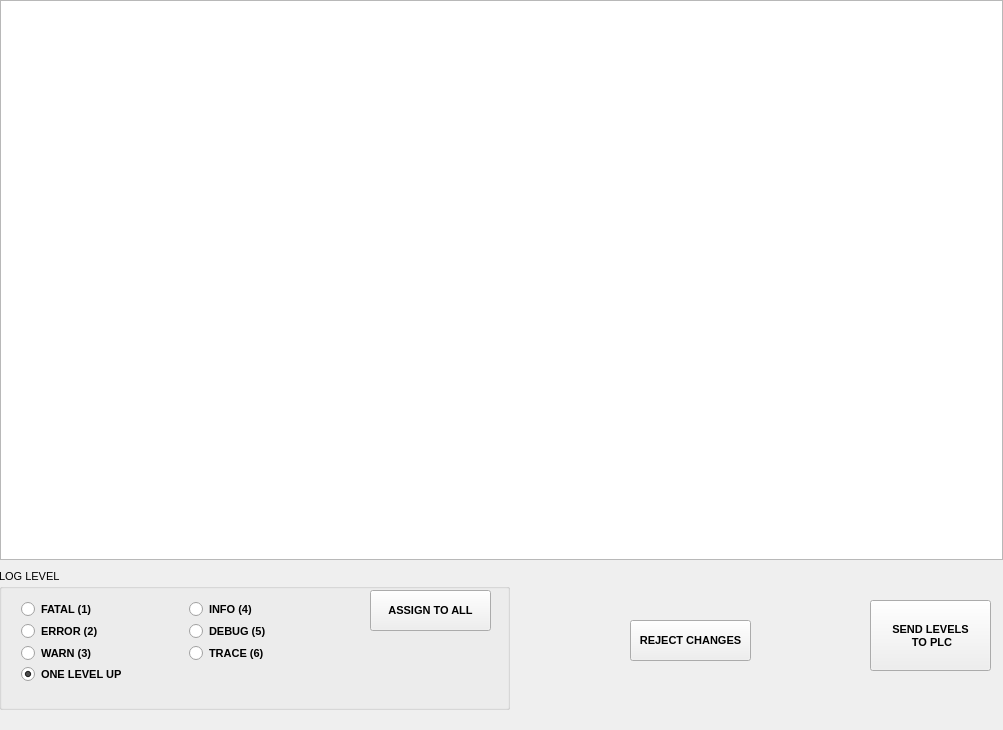
This is NodeMatrix.ui in PiotrBzdrega/OpcLog as Qt 5 draws it before an edit. The edited form follows.
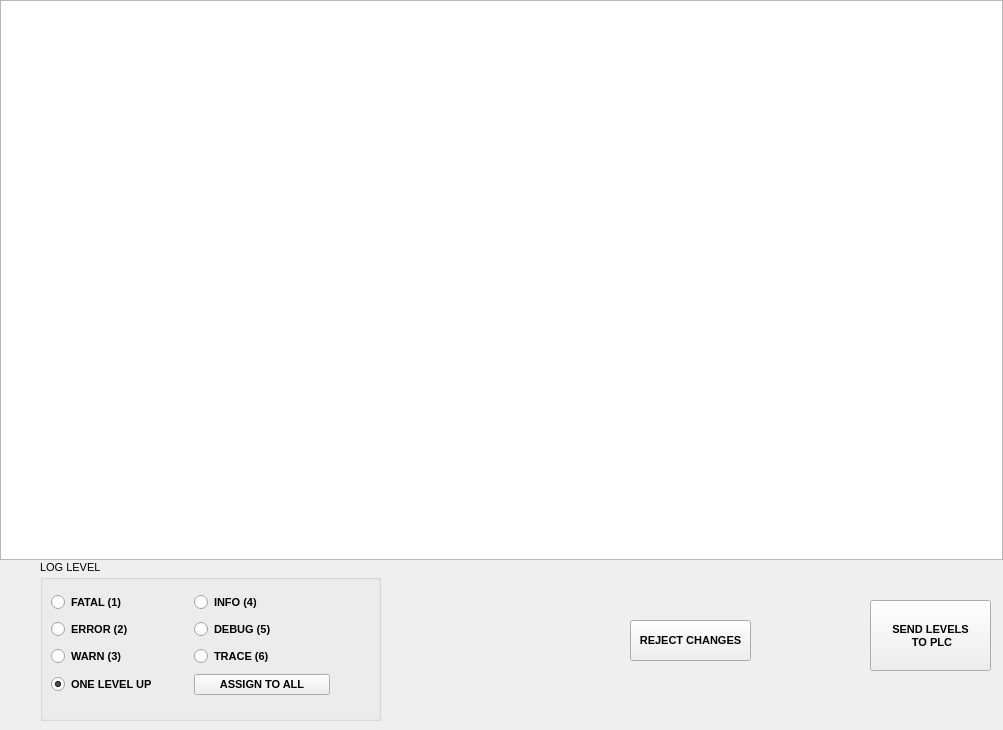
This is the edited form.

Commit message: overwrite nodes level, floodlit radiobuttons

Diff of the .ui file:
```diff
--- a/NodeMatrix.ui
+++ b/NodeMatrix.ui
@@ -79,40 +79,48 @@
  TO PLC</string>
    </property>
   </widget>
-  <widget class="QPushButton" name="assign_to_all">
+  <widget class="QGroupBox" name="groupBox">
+   <property name="enabled">
+    <bool>true</bool>
+   </property>
    <property name="geometry">
     <rect>
-     <x>370</x>
-     <y>590</y>
-     <width>121</width>
-     <height>41</height>
+     <x>40</x>
+     <y>560</y>
+     <width>341</width>
+     <height>161</height>
     </rect>
    </property>
    <property name="font">
     <font>
      <pointsize>8</pointsize>
-     <weight>75</weight>
-     <bold>true</bold>
+     <weight>50</weight>
+     <bold>false</bold>
     </font>
    </property>
-   <property name="text">
-    <string>ASSIGN TO ALL</string>
+   <property name="title">
+    <string>LOG LEVEL</string>
    </property>
-  </widget>
+   <property name="flat">
+    <bool>false</bool>
+   </property>
+   <property name="checkable">
+    <bool>false</bool>
+   </property>
   <widget class="QWidget" name="layoutWidget">
    <property name="geometry">
     <rect>
-     <x>10</x>
-     <y>590</y>
-     <width>352</width>
-     <height>103</height>
+      <x>0</x>
+      <y>20</y>
+      <width>301</width>
+      <height>131</height>
     </rect>
    </property>
    <layout class="QGridLayout" name="gridLayout">
     <property name="sizeConstraint">
      <enum>QLayout::SetDefaultConstraint</enum>
     </property>
-    <item row="2" column="2">
+     <item row="2" column="1">
      <widget class="QRadioButton" name="trace">
       <property name="font">
        <font>
@@ -129,41 +137,7 @@
       </attribute>
      </widget>
     </item>
-    <item row="0" column="2">
-     <widget class="QRadioButton" name="info">
-      <property name="font">
-       <font>
-        <pointsize>8</pointsize>
-        <weight>75</weight>
-        <bold>true</bold>
-       </font>
-      </property>
-      <property name="text">
-       <string>INFO (4)</string>
-      </property>
-      <attribute name="buttonGroup">
-       <string notr="true">buttonGroup</string>
-      </attribute>
-     </widget>
-    </item>
-    <item row="1" column="2">
-     <widget class="QRadioButton" name="debug">
-      <property name="font">
-       <font>
-        <pointsize>8</pointsize>
-        <weight>75</weight>
-        <bold>true</bold>
-       </font>
-      </property>
-      <property name="text">
-       <string>DEBUG (5)</string>
-      </property>
-      <attribute name="buttonGroup">
-       <string notr="true">buttonGroup</string>
-      </attribute>
-     </widget>
-    </item>
-    <item row="2" column="1">
+     <item row="2" column="0">
      <widget class="QRadioButton" name="warn">
       <property name="font">
        <font>
@@ -180,8 +154,28 @@
       </attribute>
      </widget>
     </item>
+     <item row="3" column="0">
+      <widget class="QRadioButton" name="level_up">
+       <property name="font">
+        <font>
+         <pointsize>8</pointsize>
+         <weight>75</weight>
+         <bold>true</bold>
+        </font>
+       </property>
+       <property name="text">
+        <string>ONE LEVEL UP</string>
+       </property>
+       <property name="checked">
+        <bool>true</bool>
+       </property>
+       <attribute name="buttonGroup">
+        <string notr="true">buttonGroup</string>
+       </attribute>
+      </widget>
+     </item>
     <item row="1" column="1">
-     <widget class="QRadioButton" name="error">
+      <widget class="QRadioButton" name="debug">
       <property name="font">
        <font>
         <pointsize>8</pointsize>
@@ -190,14 +184,45 @@
        </font>
       </property>
       <property name="text">
-       <string>ERROR (2)</string>
+        <string>DEBUG (5)</string>
       </property>
       <attribute name="buttonGroup">
        <string notr="true">buttonGroup</string>
       </attribute>
      </widget>
     </item>
+     <item row="3" column="1">
+      <widget class="QPushButton" name="assign_to_all">
+       <property name="font">
+        <font>
+         <pointsize>8</pointsize>
+         <weight>75</weight>
+         <bold>true</bold>
+        </font>
+       </property>
+       <property name="text">
+        <string>ASSIGN TO ALL</string>
+       </property>
+      </widget>
+     </item>
     <item row="0" column="1">
+      <widget class="QRadioButton" name="info">
+       <property name="font">
+        <font>
+         <pointsize>8</pointsize>
+         <weight>75</weight>
+         <bold>true</bold>
+        </font>
+       </property>
+       <property name="text">
+        <string>INFO (4)</string>
+       </property>
+       <attribute name="buttonGroup">
+        <string notr="true">buttonGroup</string>
+       </attribute>
+      </widget>
+     </item>
+     <item row="0" column="0">
      <widget class="QRadioButton" name="fatal">
       <property name="font">
        <font>
@@ -214,8 +239,8 @@
       </attribute>
      </widget>
     </item>
-    <item row="3" column="1">
-     <widget class="QRadioButton" name="level_up">
+     <item row="1" column="0">
+      <widget class="QRadioButton" name="error">
       <property name="font">
        <font>
         <pointsize>8</pointsize>
@@ -224,10 +249,7 @@
        </font>
       </property>
       <property name="text">
-       <string>ONE LEVEL UP</string>
-      </property>
-      <property name="checked">
-       <bool>true</bool>
+        <string>ERROR (2)</string>
       </property>
       <attribute name="buttonGroup">
        <string notr="true">buttonGroup</string>
@@ -236,34 +258,6 @@
     </item>
    </layout>
   </widget>
-  <widget class="QGroupBox" name="groupBox">
-   <property name="enabled">
-    <bool>true</bool>
-   </property>
-   <property name="geometry">
-    <rect>
-     <x>-1</x>
-     <y>569</y>
-     <width>511</width>
-     <height>141</height>
-    </rect>
-   </property>
-   <property name="font">
-    <font>
-     <pointsize>8</pointsize>
-     <weight>50</weight>
-     <bold>false</bold>
-    </font>
-   </property>
-   <property name="title">
-    <string>LOG LEVEL</string>
-   </property>
-   <property name="flat">
-    <bool>false</bool>
-   </property>
-   <property name="checkable">
-    <bool>false</bool>
-   </property>
   </widget>
   <widget class="QPushButton" name="reject">
    <property name="geometry">
```
Left out of the diff: 2 changed lines with no effect on the pictures. Lines whose indentation alone changed are shown as unchanged. The commit also changes 4 other files.
